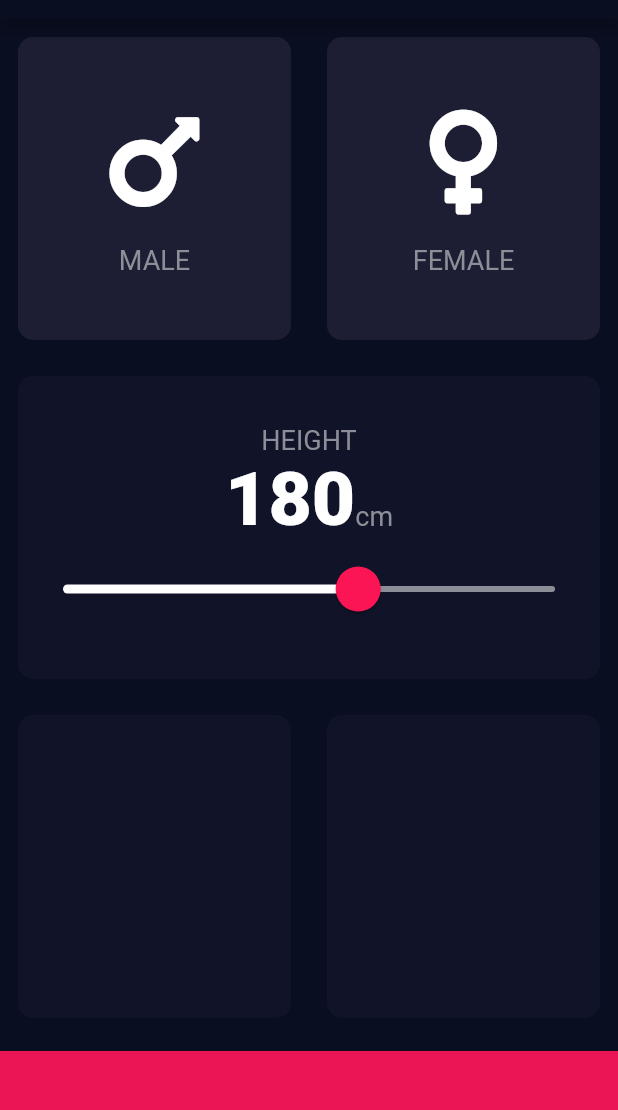
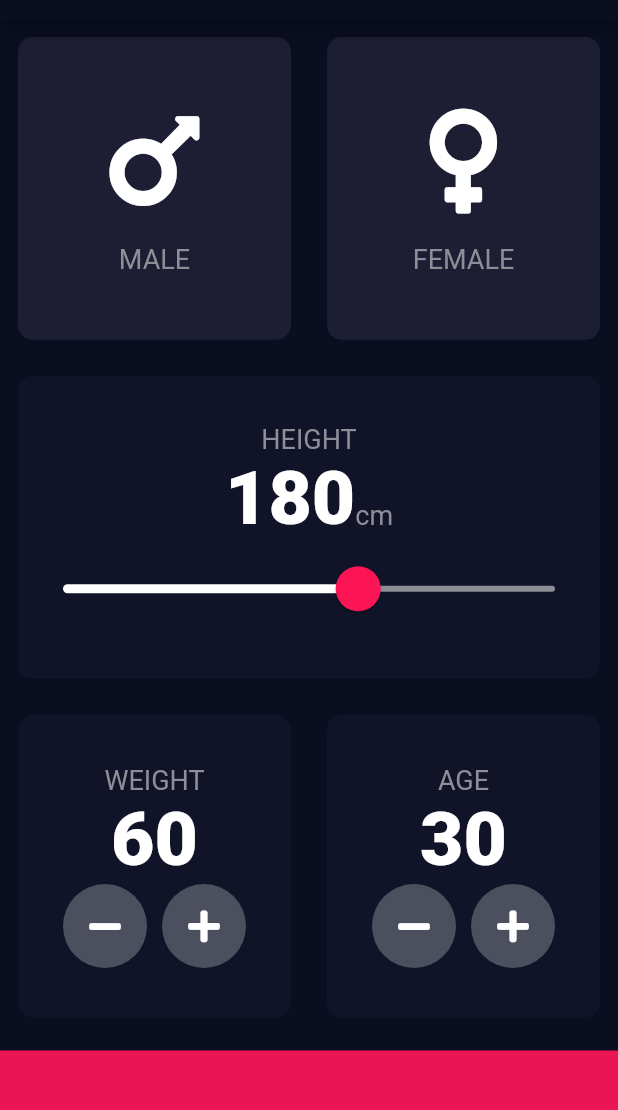
Before and after one commit to TsengYiYao/bmi-calculator, a Flutter app: the screen it shows after launch, on a phone screen of 412 x 824 dp, the part 65-1175 px from its top. Run offline on Flutter 3.47's test engine with Material 2 defaults, Android fonts, the phone set to English and light mode, and no system bars; our stand-ins replace font_awesome_flutter.

```diff
--- a/lib/constants.dart
+++ b/lib/constants.dart
@@ -1,9 +1,10 @@
 import 'package:flutter/material.dart';
 
-const kBottomContainerHeight = 80.0;
+const kBottomContainerHeight = 60.0;
 const kBottomContainerColor = Color(0xFFEB1555);
 const kActiveCardColor = Color(0xFF111328);
 const kInActiveCardColor = Color(0xFF1D1E33);
+const kBlockRation = 5;
 
 const kLabelTextStyle = TextStyle(
   fontSize: 18,
--- a/lib/input_page.dart
+++ b/lib/input_page.dart
@@ -17,6 +17,8 @@ class InputPage extends StatefulWidget {
 class _InputPageState extends State<InputPage> {
   Gender selectedGender;
   int height = 180;
+  int weight = 60;
+  int age = 30;
 
   @override
   Widget build(BuildContext context) {
@@ -30,6 +32,7 @@ class _InputPageState extends State<InputPage> {
           crossAxisAlignment: CrossAxisAlignment.stretch,
           children: <Widget>[
             Expanded(
+                flex: kBlockRation,
                 child: Row(
                   children: <Widget>[
                     Expanded(
@@ -67,6 +70,7 @@ class _InputPageState extends State<InputPage> {
                   ],
                 )),
             Expanded(
+              flex: kBlockRation,
               child: ReusableCard(
                 color: kActiveCardColor,
                 cardChild: Column(
@@ -121,21 +125,107 @@ class _InputPageState extends State<InputPage> {
               ),
             ),
             Expanded(
+                flex: kBlockRation,
                 child: Row(
                   children: <Widget>[
                     Expanded(
-                  child: ReusableCard(color: kActiveCardColor),
+                      child: ReusableCard(
+                        color: kActiveCardColor,
+                        cardChild: Column(
+                          mainAxisAlignment: MainAxisAlignment.center,
+                          children: <Widget>[
+                            Text(
+                              'WEIGHT',
+                              style: kLabelTextStyle,
+                            ),
+                            Text(
+                              weight.toString(),
+                              style: kLargeLabelTextStyle,
+                            ),
+                            Row(
+                              mainAxisAlignment: MainAxisAlignment.center,
+                              children: <Widget>[
+                                RoundIconButton(
+                                  icon: FontAwesomeIcons.minus,
+                                  onPress: () {
+                                    setState(() {
+                                      if (weight > 0) {
+                                        weight--;
+                                      }
+                                    });
+                                  },
+                                ),
+                                SizedBox(
+                                  width: 10,
+                                ),
+                                RoundIconButton(
+                                  icon: FontAwesomeIcons.plus,
+                                  onPress: () {
+                                    setState(() {
+                                      weight++;
+                                    });
+                                  },
+                                ),
+                              ],
+                            ),
+                          ],
+                        ),
+                      ),
                     ),
                     Expanded(
-                  child: ReusableCard(color: kActiveCardColor),
+                      child: ReusableCard(
+                        color: kActiveCardColor,
+                        cardChild: Column(
+                          mainAxisAlignment: MainAxisAlignment.center,
+                          children: <Widget>[
+                            Text(
+                              'AGE',
+                              style: kLabelTextStyle,
+                            ),
+                            Text(
+                              age.toString(),
+                              style: kLargeLabelTextStyle,
+                            ),
+                            Row(
+                              mainAxisAlignment: MainAxisAlignment.center,
+                              children: <Widget>[
+                                RoundIconButton(
+                                  icon: FontAwesomeIcons.minus,
+                                  onPress: () {
+                                    setState(() {
+                                      if (age > 0) {
+                                        age--;
+                                      }
+                                    });
+                                  },
+                                ),
+                                SizedBox(
+                                  width: 10,
+                                ),
+                                RoundIconButton(
+                                  icon: FontAwesomeIcons.plus,
+                                  onPress: () {
+                                    setState(() {
+                                      age++;
+                                    });
+                                  },
+                                ),
+                              ],
+                            ),
+                          ],
+                        ),
+                      ),
                     ),
                   ],
                 )),
-            Container(
+            Expanded(
+              flex: 2,
+              child: Container(
                 color: kBottomContainerColor,
                 margin: EdgeInsets.only(top: 10),
                 width: double.infinity,
-              height: kBottomContainerHeight,
+                //height: kBottomContainerHeight,
+              ),
             ),
           ],
         ),
@@ -143,3 +233,26 @@ class _InputPageState extends State<InputPage> {
     );
   }
 }
+
+class RoundIconButton extends StatelessWidget {
+  RoundIconButton({@required this.icon, @required this.onPress});
+
+  final IconData icon;
+  final Function onPress;
+
+  @override
+  Widget build(BuildContext context) {
+    return RawMaterialButton(
+      child: Icon(icon),
+      onPressed: onPress,
+      elevation: 0.0,
+      constraints: BoxConstraints.tightFor(
+        width: 56.0,
+        height: 56.0,
+      ),
+      shape: CircleBorder(),
+      //borderRadius: BorderRadius.circular(10.0),
+      fillColor: Color(0xFF4C4F5E),
+    );
+  }
+}
```
Lines whose indentation alone changed are shown as unchanged.
